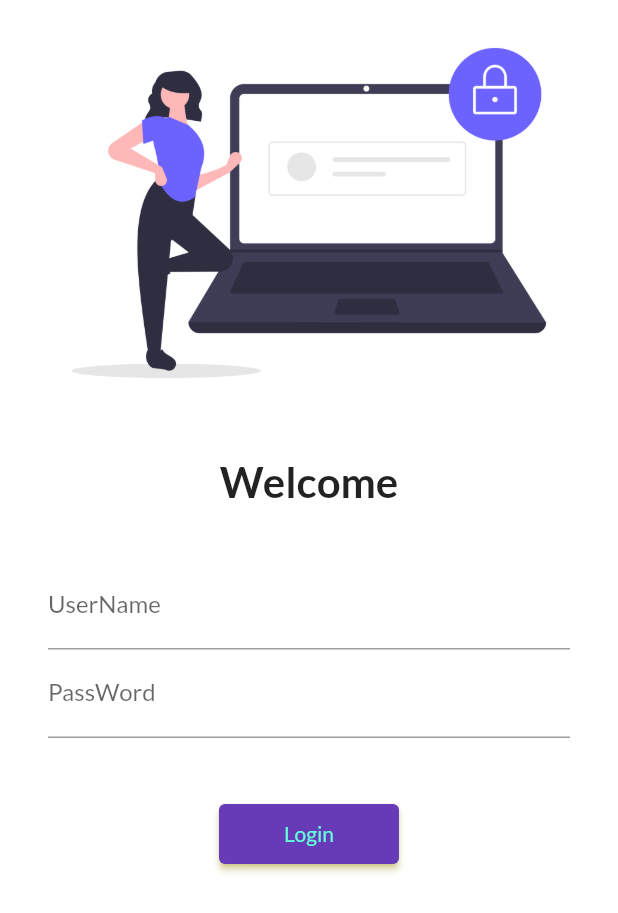
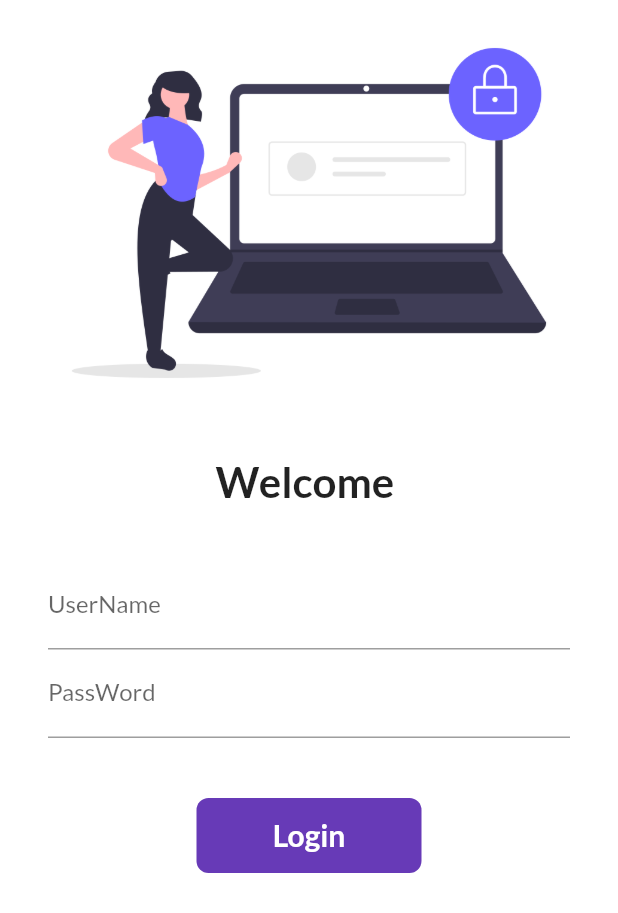
Before and after one commit to lovi-bhatia/eight_hour_tutorial, a Flutter app: the screen it shows after launch, on a phone screen of 412 x 824 dp. Shown: the top 913 px of the screen. Run offline on Flutter 3.47's test engine with Material 2 defaults, Android fonts, the phone set to English and light mode, and no system bars; our stand-ins replace google_fonts.

Commit message:
animated_button

```diff
--- a/lib/pages/login_page.dart
+++ b/lib/pages/login_page.dart
@@ -1,8 +1,16 @@
 import 'package:eight_hour_tutorial/utils/routes.dart';
 import 'package:flutter/material.dart';
 
-class LoginPage extends StatelessWidget {
+class LoginPage extends StatefulWidget {
   const LoginPage({super.key});
+
+  @override
+  State<LoginPage> createState() => _LoginPageState();
+}
+
+class _LoginPageState extends State<LoginPage> {
+  String name = "";
+  bool changeButton = false;
 
   @override
   Widget build(BuildContext context) {
@@ -31,8 +39,8 @@
             const SizedBox(
               height: 20,
             ),
-            const Text(
-              "Welcome",
+            Text(
+              "Welcome $name",
               style: TextStyle(fontSize: 28, fontWeight: FontWeight.bold),
             ),
             const SizedBox(
@@ -48,6 +56,10 @@
                       hintText: "Enter User name",
                       labelText: "UserName",
                     ),
+                    onChanged: (value) {
+                      name = value;
+                      setState(() {});
+                    },
                   ),
                   TextFormField(
                     // obscureText to hide text
@@ -60,20 +72,58 @@
                   const SizedBox(
                     height: 40,
                   ),
-                  ElevatedButton(
-                    onPressed: () {
-                      // print("Login Pressed");
+                  // ElevatedButton(
+                  //   onPressed: () {
+                  //     // print("Login Pressed");
+                  //     Navigator.pushNamed(context, MyRoutes.homeRoute);
+                  //   },
+                  //   style: TextButton.styleFrom(
+                  //     shadowColor: Colors.yellow,
+                  //     // iconColor: Colors.pink,
+                  //     foregroundColor: Colors.tealAccent,
+                  //     // backgroundColor: Colors.black,
+                  //     surfaceTintColor: Colors.red,
+                  //     minimumSize: Size(120, 40),
+                  //   ),
+                  //   child: const Text("Login"),
+                  // ),
+
+                  InkWell(
+                    onTap: () async {
+                      setState(() {
+                        changeButton = true;
+                      });
+                      await Future.delayed(
+                        Duration(seconds: 1),
+                      );
                       Navigator.pushNamed(context, MyRoutes.homeRoute);
                     },
-                    style: TextButton.styleFrom(
-                      shadowColor: Colors.yellow,
-                      // iconColor: Colors.pink,
-                      foregroundColor: Colors.tealAccent,
-                      // backgroundColor: Colors.black,
-                      surfaceTintColor: Colors.red,
-                      minimumSize: Size(120, 40),
+                    child: AnimatedContainer(
+                      duration: Duration(seconds: 1),
+                      width: changeButton ? 50 : 150,
+                      height: 50,
+                      alignment: Alignment.center,
+                      decoration: BoxDecoration(
+                        color: Colors.deepPurple,
+                        // shape:
+                        //     changeButton ? BoxShape.circle : BoxShape.rectangle,
+                        borderRadius:
+                            BorderRadius.circular(changeButton ? 50 : 8),
+                      ),
+                      child: changeButton
+                          ? const Icon(
+                              Icons.done,
+                              color: Colors.white,
+                            )
+                          : const Text(
+                              "Login",
+                              style: TextStyle(
+                                color: Colors.white,
+                                fontWeight: FontWeight.bold,
+                                fontSize: 20,
+                              ),
+                            ),
                     ),
-                    child: const Text("Login"),
                   ),
                 ],
               ),
```
